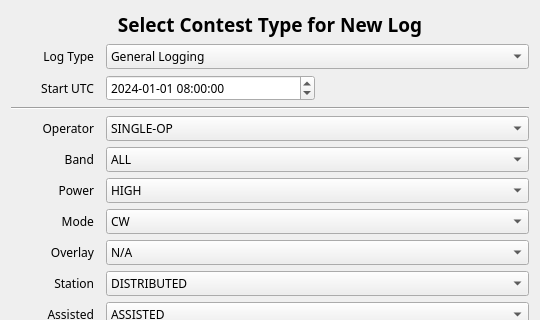
First picture: the form in not1mm/data/new_contest.ui, repository mbridak/not1mm, before the edit; both pictures show x 0 to 540 and y 0 to 320 of the 540 by 693 pixel window.
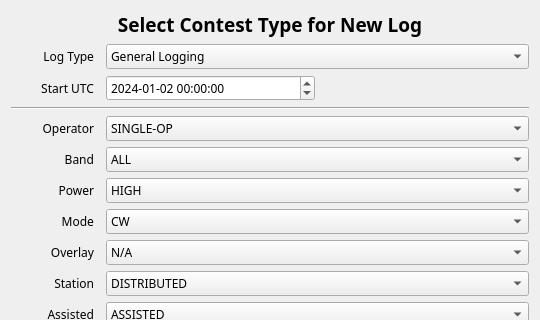
Second picture: the form after the edit.

What changed in the file:
```diff
--- a/not1mm/data/new_contest.ui
+++ b/not1mm/data/new_contest.ui
@@ -376,24 +376,24 @@
      </property>
      <property name="dateTime">
       <datetime>
-       <hour>8</hour>
+       <hour>0</hour>
        <minute>0</minute>
        <second>0</second>
        <year>2024</year>
        <month>1</month>
-       <day>1</day>
+       <day>2</day>
       </datetime>
      </property>
      <property name="date">
       <date>
        <year>2024</year>
        <month>1</month>
-       <day>1</day>
+       <day>2</day>
       </date>
      </property>
      <property name="time">
       <time>
-       <hour>8</hour>
+       <hour>0</hour>
        <minute>0</minute>
        <second>0</second>
       </time>
```
Left out of the diff: 5 changed lines with no effect on the pictures.
